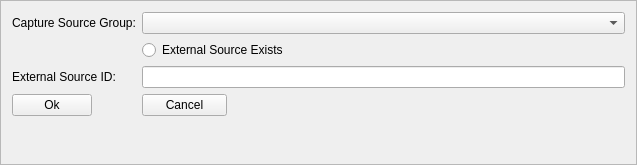
Old version of the form buildings/gui/new_capture_source.ui in the repository linz/nz-buildings.
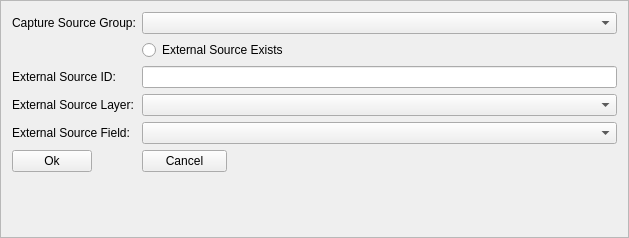
New version of the form. Custom widgets are drawn as their Qt base class.

```diff
--- a/buildings/gui/new_capture_source.ui
+++ b/buildings/gui/new_capture_source.ui
@@ -6,8 +6,8 @@
    <rect>
     <x>0</x>
     <y>0</y>
-    <width>637</width>
-    <height>165</height>
+    <width>629</width>
+    <height>238</height>
    </rect>
   </property>
   <property name="windowTitle">
@@ -43,7 +43,7 @@
    <item row="5" column="1">
     <widget class="QLineEdit" name="le_external_source_id"/>
    </item>
-   <item row="7" column="0">
+   <item row="9" column="0">
     <widget class="QPushButton" name="btn_ok">
      <property name="maximumSize">
       <size>
@@ -56,7 +56,7 @@
      </property>
     </widget>
    </item>
-   <item row="7" column="1">
+   <item row="9" column="1">
     <widget class="QPushButton" name="btn_cancel">
      <property name="maximumSize">
       <size>
@@ -76,8 +76,47 @@
      </property>
     </widget>
    </item>
+   <item row="8" column="1">
+    <widget class="QgsFieldComboBox" name="fcb_external_field">
+     <property name="contextMenuPolicy">
+      <enum>Qt::PreventContextMenu</enum>
+     </property>
+     <property name="locale">
+      <locale language="English" country="NewZealand"/>
+     </property>
+    </widget>
+   </item>
+   <item row="8" column="0">
+    <widget class="QLabel" name="l_external_field">
+     <property name="text">
+      <string>External Source Field:</string>
+     </property>
+    </widget>
+   </item>
+   <item row="6" column="1">
+    <widget class="QgsMapLayerComboBox" name="cmb_external_layer"/>
+   </item>
+   <item row="6" column="0">
+    <widget class="QLabel" name="l_External_layer">
+     <property name="text">
+      <string>External Source Layer:</string>
+     </property>
+    </widget>
+   </item>
   </layout>
  </widget>
+ <customwidgets>
+  <customwidget>
+   <class>QgsFieldComboBox</class>
+   <extends>QComboBox</extends>
+   <header>qgsfieldcombobox.h</header>
+  </customwidget>
+  <customwidget>
+   <class>QgsMapLayerComboBox</class>
+   <extends>QComboBox</extends>
+   <header>qgsmaplayercombobox.h</header>
+  </customwidget>
+ </customwidgets>
  <resources/>
  <connections/>
 </ui>
```
